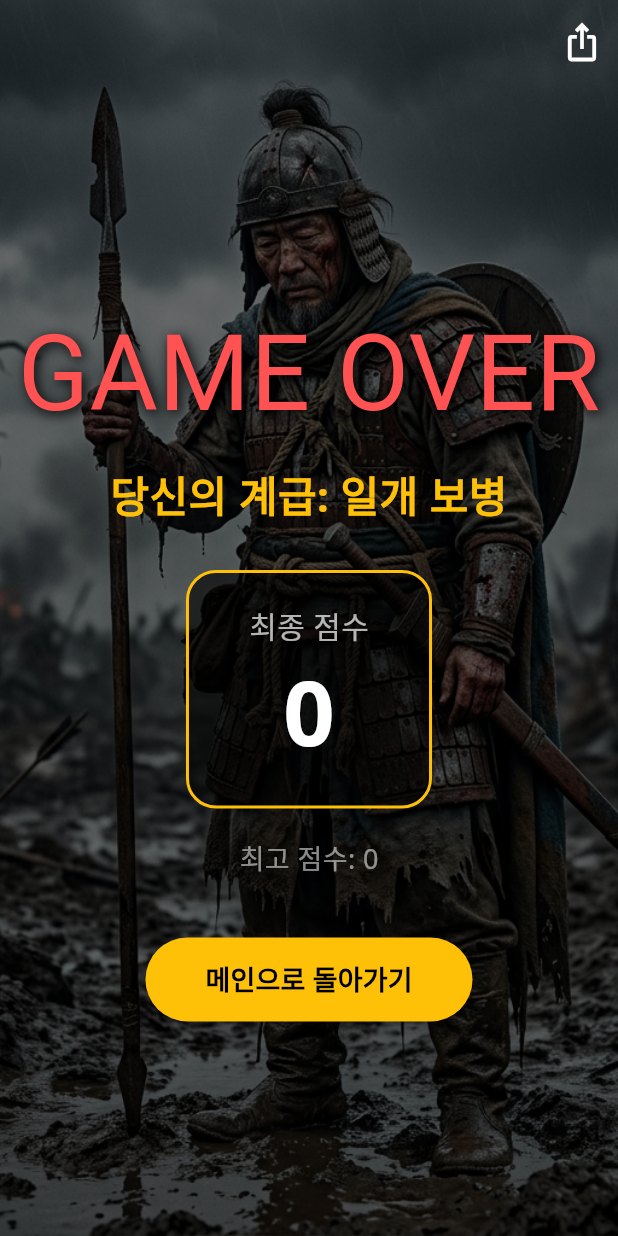
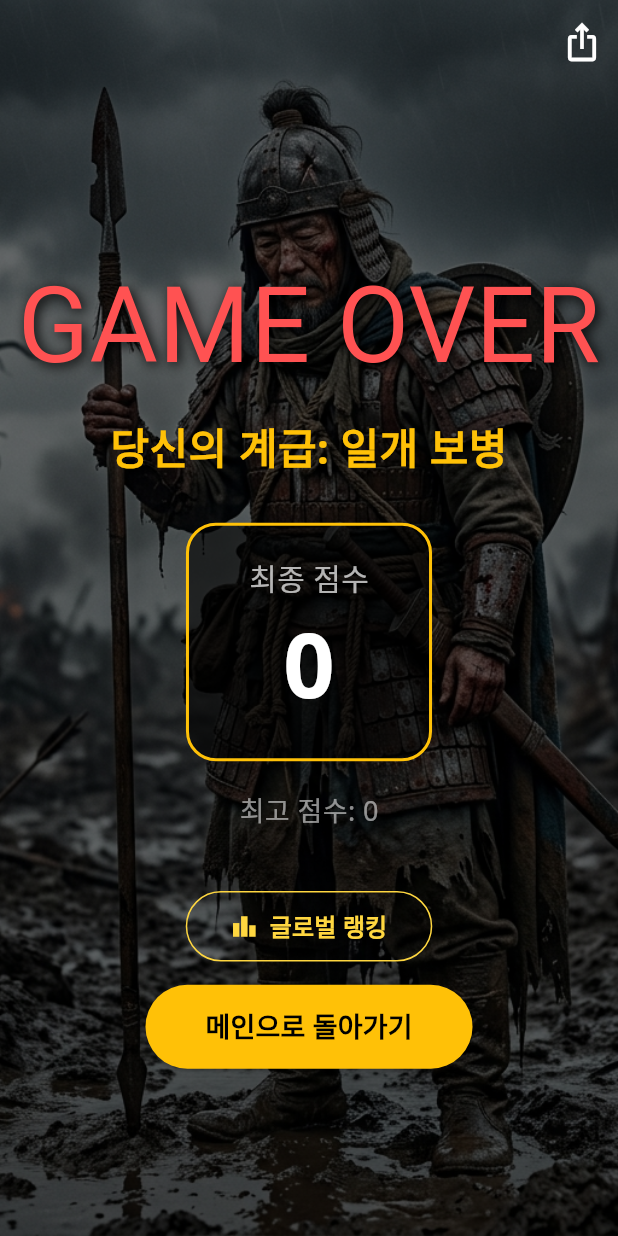
Before and after one commit to blue-code/samguk_master, a Flutter app: the ResultView screen opened directly, on a phone screen of 412 x 824 dp. Run offline on Flutter 3.47's test engine with Material 3 defaults, Android fonts, the phone set to English and light mode, and no system bars; our stand-ins replace animate_do, audioplayers, google_fonts, screenshot, share_plus, shared_preferences; missing offline and left inert: games_services; accounts and stored records are empty; network calls fail.

Commit message:
feat : 결과 화면에 글로벌 랭킹 바로가기 버튼 추가
Co-Authored-By: Claude Sonnet 4.6 <noreply@anthropic.com>

```diff
--- a/lib/views/result_view.dart
+++ b/lib/views/result_view.dart
@@ -7,6 +7,7 @@ import 'package:share_plus/share_plus.dart';
 import 'package:screenshot/screenshot.dart';
 import 'package:path_provider/path_provider.dart';
 import '../viewmodels/quiz_viewmodel.dart';
+import '../services/external_leaderboard_service.dart';
 import '../services/locale_provider.dart';
 import '../services/player_profile_provider.dart';
 import '../services/sound_manager.dart';
@@ -579,6 +580,32 @@ class _ResultViewState extends State<ResultView> {
                     ),
                   ),
 
+                Padding(
+                  padding: const EdgeInsets.only(bottom: 15.0),
+                  child: OutlinedButton.icon(
+                    style: OutlinedButton.styleFrom(
+                      foregroundColor: Colors.amberAccent,
+                      side: const BorderSide(color: Colors.amberAccent),
+                      padding: const EdgeInsets.symmetric(
+                        horizontal: 30,
+                        vertical: 12,
+                      ),
+                      shape: RoundedRectangleBorder(
+                        borderRadius: BorderRadius.circular(30),
+                      ),
+                    ),
+                    icon: const Icon(Icons.leaderboard),
+                    label: Text(
+                      l10n.globalRanking,
+                      style: GoogleFonts.notoSans(
+                        fontSize: 16,
+                        fontWeight: FontWeight.bold,
+                      ),
+                    ),
+                    onPressed: () => ExternalLeaderboardService.openLeaderboard(),
+                  ),
+                ),
+
                 ElevatedButton(
                   style: ElevatedButton.styleFrom(
                     backgroundColor: Colors.amber,
```
